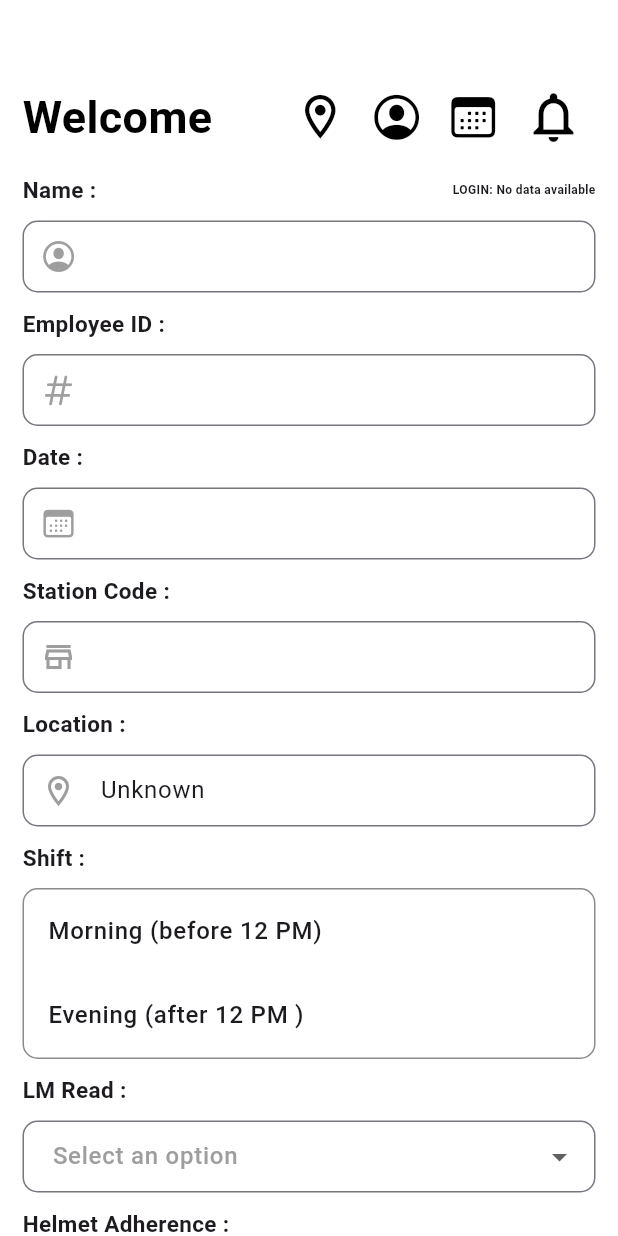
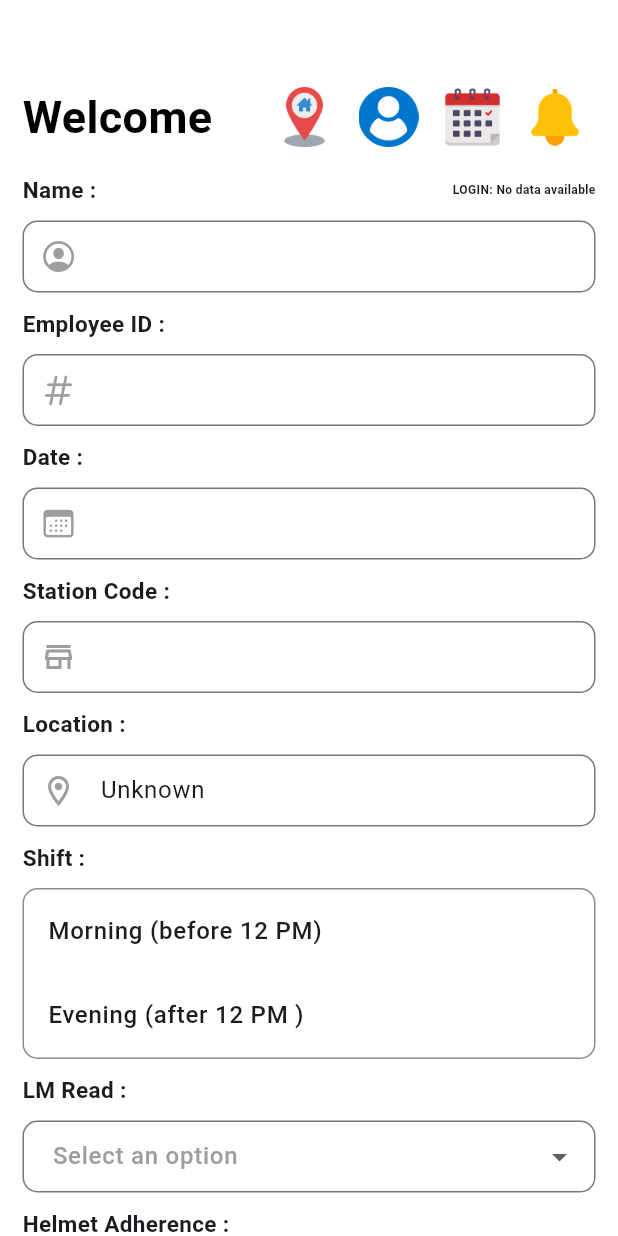
Before and after one commit to Mrvvp/cordrila_sysytems, a Flutter app: the ShoppingPage screen opened directly with empty values, on a phone screen of 412 x 824 dp. Run offline on Flutter 3.47's test engine with Material 3 defaults, Android fonts, the phone set to English and light mode, and no system bars; our stand-ins replace cloud_firestore, dio, firebase_core, fluttertoast, geolocator, lottie and 3 more; missing offline and left inert: flutter_downloader, ntp; accounts and stored records are empty.

Commit message:
updated4

```diff
--- a/lib/main.dart
+++ b/lib/main.dart
@@ -1,4 +1,3 @@
-import 'package:cordrila_sysytems/controller/admin_request_provider.dart';
 import 'package:cordrila_sysytems/controller/download_proivder.dart';
 import 'package:cordrila_sysytems/controller/fresh_page_provider.dart';
 import 'package:cordrila_sysytems/controller/notification_provider.dart';
@@ -23,10 +22,10 @@ void main() async {
   runApp(
     MultiProvider(
       providers: [
-        ChangeNotifierProvider<SigninpageProvider>(
+        ChangeNotifierProvider<SigninpageProvider> (
           create: (context) => SigninpageProvider(),
         ),
-        ChangeNotifierProvider<FreshPageProvider>(
+        ChangeNotifierProvider<FreshPageProvider> (
           create: (context) => FreshPageProvider(),
         ),
         ChangeNotifierProvider<ShiftProvider>(
@@ -61,9 +60,6 @@ void main() async {
         ChangeNotifierProvider<ProfilepageProvider>(
           create: (context) => ProfilepageProvider(),
         ),
-        ChangeNotifierProvider<AdminRequestProvider>(
-          create: (context) => AdminRequestProvider(),
-        ),
       ],
       child: MyApp(),
     ),
@@ -73,9 +69,9 @@ void main() async {
 
 
 class MyApp extends StatefulWidget {
-
-
-  MyApp({Key? key,}) : super(key: key);
+  MyApp({
+    Key? key,
+  }) : super(key: key);
 
   @override
   _MyAppState createState() => _MyAppState();
@@ -113,7 +109,8 @@ class _MyAppState extends State<MyApp> with WidgetsBindingObserver {
             .initializeData(empCode),
         Provider.of<FreshPageProvider>(context, listen: false)
             .initializeData(empCode),
-        Provider.of<UtrPageProvider>(context, listen: false).initializeData(empCode),
+        Provider.of<UtrPageProvider>(context, listen: false)
+            .initializeData(empCode),
       ]);
     }
   }
--- a/lib/view/replies.dart
+++ b/lib/view/replies.dart
@@ -44,15 +44,18 @@ class RepliesPage extends StatelessWidget {
 
             if (requests == null || requests.isEmpty) {
               return Center(
-                child: Column(mainAxisAlignment: MainAxisAlignment.center,
+                child: Column(
+                  mainAxisAlignment: MainAxisAlignment.center,
                   children: [
-                    Text('No notification',style: TextStyle(fontFamily: 'Poppins'),),
+                    const Text(
+                      'No notification',
+                      style: TextStyle(fontFamily: 'Poppins'),
+                    ),
                     Lottie.asset(
                       width: 200,
                       'assets/animations/Animation - 1722593381652.json',
                       fit: BoxFit.contain,
                     ),
-
                   ],
                 ),
               );
@@ -70,6 +73,7 @@ class RepliesPage extends StatelessWidget {
                   padding: const EdgeInsets.only(left: 10, right: 10, top: 10),
                   child: Container(
                     decoration: BoxDecoration(
+                      border: Border.all(color: Colors.black45),
                       color: Colors.white,
                       boxShadow: [
                         BoxShadow(
@@ -89,13 +93,20 @@ class RepliesPage extends StatelessWidget {
                         children: [
                           Row(
                             children: [
-                              Icon(Icons.notifications_active,color: Colors.yellow.shade700,),
-                              SizedBox(width: 10,),
-                              Text(
-                                '$reply',
-                                style: const TextStyle(
-                                  fontWeight: FontWeight.bold,
-                                  color: Colors.black,
+                              Icon(
+                                Icons.notifications_active,
+                                color: Colors.yellow.shade700,
+                              ),
+                              const SizedBox(width: 10),
+                              Expanded(
+                                child: Text(
+                                  '$reply',
+                                  maxLines: 2, // Limit the number of lines
+                                  overflow: TextOverflow.ellipsis, // Ellipsis for overflow
+                                  style: const TextStyle(
+                                    fontWeight: FontWeight.bold,
+                                    color: Colors.black,
+                                  ),
                                 ),
                               ),
                             ],
@@ -115,13 +126,13 @@ class RepliesPage extends StatelessWidget {
 }
 
 class IconButtonWithBadge extends StatelessWidget {
-  final IconData icon;
+   final ImageProvider image;
   final int badgeCount;
   final VoidCallback onPressed;
 
   const IconButtonWithBadge({
     Key? key,
-    required this.icon,
+    required this.image,
     required this.badgeCount,
     required this.onPressed,
   }) : super(key: key);
@@ -132,10 +143,9 @@ class IconButtonWithBadge extends StatelessWidget {
       clipBehavior: Clip.none, // Allows the badge to overflow
       children: [
         IconButton(
-          icon: Icon(
-            icon,
-            size: 40,
-            color: Colors.black,
+          icon: Image(
+            image: image,
+            width: 38,
           ),
           onPressed: onPressed,
         ),
--- a/lib/view/shopping_page.dart
+++ b/lib/view/shopping_page.dart
@@ -200,8 +200,8 @@ class _ShoppingPageState extends State<ShoppingPage> {
                           ),
                           const Spacer(),
                           IconButton(
-                            icon: Icon(Icons.location_on_outlined,
-                                size: 35, color: Colors.black),
+                            icon: Image.asset('assets/images/home (1).png',width: 40,),
+
                             onPressed: () {
                               if (!appStateProvider.isHomeLocationSet) {
                                 final signinpageprovider =
@@ -233,8 +233,7 @@ class _ShoppingPageState extends State<ShoppingPage> {
                                 Navigator.of(context).push(MaterialPageRoute(
                                     builder: (context) => const ProfilePage()));
                               },
-                              icon: const Icon(CupertinoIcons.profile_circled,
-                                  color: Colors.black, size: 35)),
+                              icon: Image.asset('assets/images/user (1).png',width: 40,),),
                           IconButton(
                               onPressed: () {
                                 String employeeId = _idController.text;
@@ -243,11 +242,7 @@ class _ShoppingPageState extends State<ShoppingPage> {
                                           employeeId: employeeId,
                                         )));
                               },
-                              icon: const Icon(
-                                CupertinoIcons.calendar,
-                                color: Colors.black,
-                                size: 35,
-                              )),
+                             icon: Image.asset('assets/images/calendar.png',width: 40,),),
                           StreamBuilder<QuerySnapshot>(
                             stream: FirebaseFirestore.instance
                                 .collection('requests')
@@ -259,7 +254,7 @@ class _ShoppingPageState extends State<ShoppingPage> {
                             builder: (context, snapshot) {
                               if (!snapshot.hasData) {
                                 return IconButtonWithBadge(
-                                  icon: Icons.notifications_outlined,
+                                  image: AssetImage('assets/images/bell.png'),
                                   badgeCount: 0,
                                   onPressed: () {
                                     _navigateToRepliesPage(context);
@@ -280,7 +275,7 @@ class _ShoppingPageState extends State<ShoppingPage> {
                               int unreadCount = unreadDocs.length;
 
                               return IconButtonWithBadge(
-                                icon: Icons.notifications_outlined,
+                                image: AssetImage('assets/images/bell.png'),
                                 badgeCount: unreadCount,
                                 onPressed: () {
                                   _navigateToRepliesPage(context);
--- a/lib/view/sign_page.dart
+++ b/lib/view/sign_page.dart
@@ -2,7 +2,6 @@ import 'package:flutter/cupertino.dart';
 import 'package:flutter/material.dart';
 import 'package:provider/provider.dart';
 import 'package:cordrila_sysytems/controller/signinpage_provider.dart';
-import 'package:cordrila_sysytems/controller/admin_request_provider.dart';
 import 'package:cordrila_sysytems/view/navigate_to_home.dart';
 
 class SigninPage extends StatefulWidget {
@@ -157,9 +156,7 @@ class _SigninPageState extends State<SigninPage> {
                                         .saveLastLoggedInTime();
                                     await appStateProvider.saveUserData(
                                         userId, password);
-                                    Provider.of<AdminRequestProvider>(context,
-                                            listen: false)
-                                        .fetchRequests();
+
 
                                     navigateToHomePage(
                                         context, appStateProvider, userId);
```
Also changed, not shown: lib/controller/admin_fresh_provider.dart (deleted, +0 -24 lines), lib/controller/admin_request_provider.dart (deleted, +0 -77 lines), lib/controller/admin_shopping_provider.dart (deleted, +0 -43 lines), lib/view/attendence_page.dart (+6 -4 lines), lib/view/fresh_page.dart (+4 -12 lines), lib/view/home.dart (+55 -11 lines), lib/view/profilepage.dart (+10 -12 lines), lib/view/utr_page.dart (+23 -16 lines), assets/images/bell (2).png (added), assets/images/bell.png (added), assets/images/calendar.png (added), assets/images/home (1).png (added), assets/images/man.png (added), assets/images/user (1).png (added), 1 more files, 1 other file.
